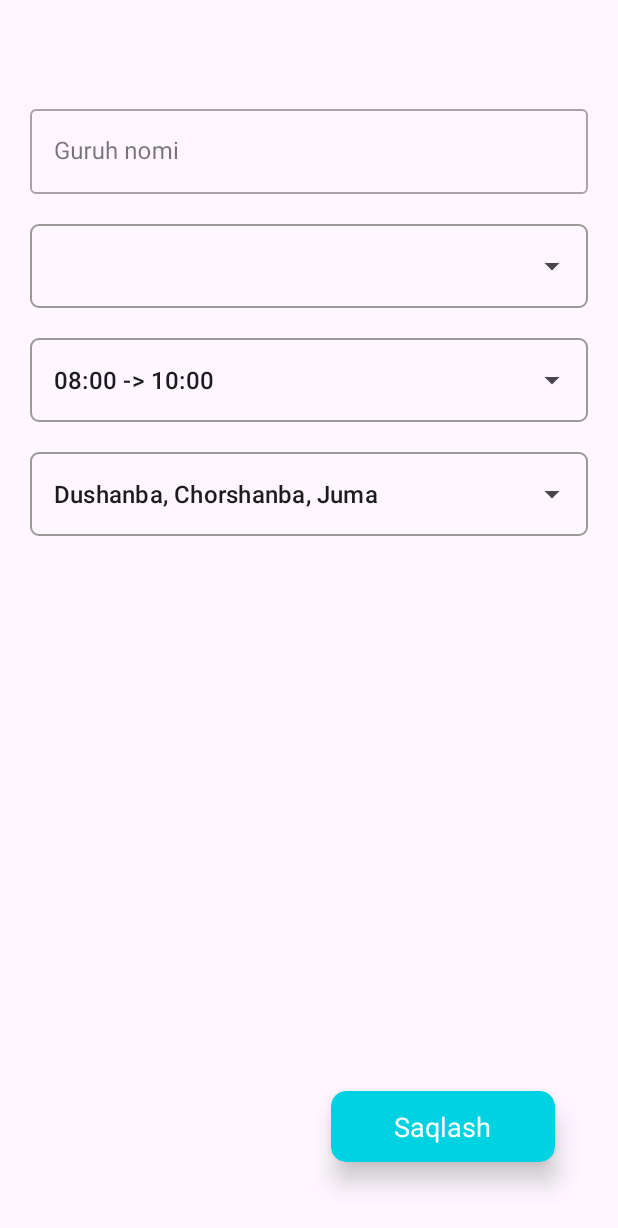
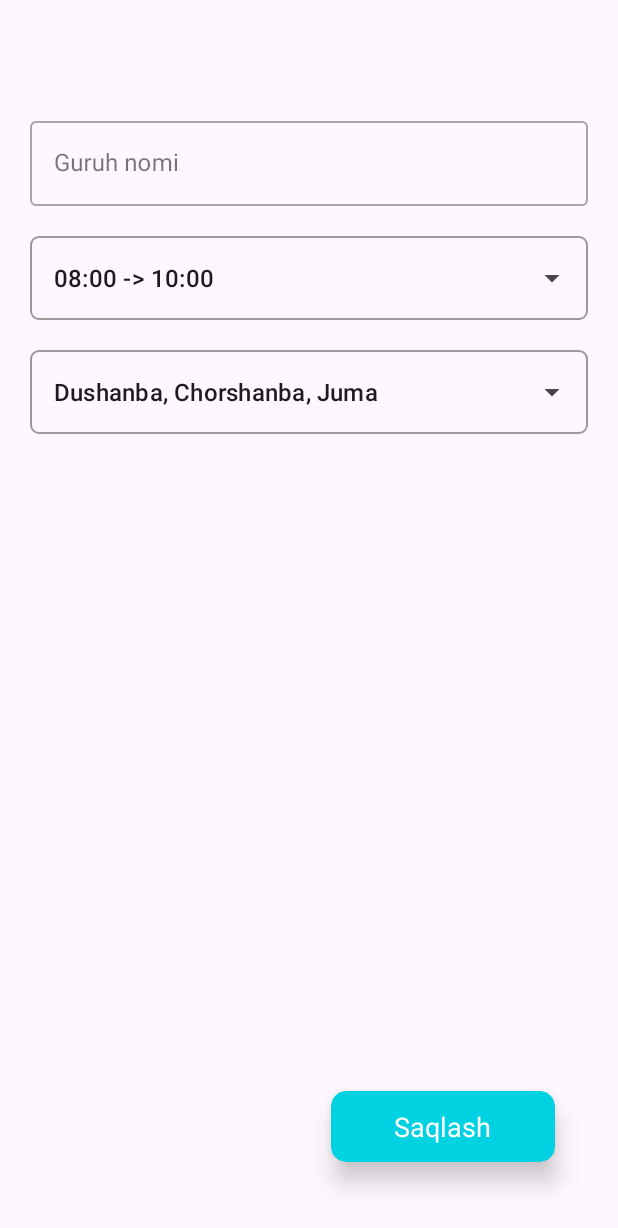
Before and after one commit to dostonbek2000/SiliconAcademy, an Android app: the AddGroupFragment screen opened through its navigation route, on a phone screen of 412 x 824 dp. Shown: the top 1228 px of the screen. Run offline under Robolectric (Android 15) with nearby library versions, the phone set to English and light mode, and no system bars; 1 statement that could not run was skipped.

```diff
--- a/app/src/main/java/com/example/siliconacademy/adapters/ResultRvAdapter.kt
+++ b/app/src/main/java/com/example/siliconacademy/adapters/ResultRvAdapter.kt
@@ -25,7 +25,7 @@ class ResultRvAdapter(private var itemList:ArrayList<Results>,private val onItem
     }
     private fun showPopupMenu(view: View, results: Results, position: Int) {
         val popupMenu = PopupMenu(view.context, view)
-        popupMenu.menuInflater.inflate(R.menu.pop, popupMenu.menu)
+        popupMenu.menuInflater.inflate(R.menu.result, popupMenu.menu)
 
         popupMenu.setOnMenuItemClickListener { item ->
             when (item.itemId) {
--- a/app/src/main/java/com/example/siliconacademy/fragments/AddGroupFragment.kt
+++ b/app/src/main/java/com/example/siliconacademy/fragments/AddGroupFragment.kt
@@ -52,31 +52,25 @@ class AddGroupFragment : Fragment() {
             )
 
         val daysList = arrayOf("Dushanba, Chorshanba, Juma", "Seshanba, Payshanba, Shanba")
-
-        binding.teacherName.adapter =
-            ArrayAdapter(requireContext(), android.R.layout.simple_list_item_1, teacherList)
-        binding.times.adapter =
-            ArrayAdapter(requireContext(), android.R.layout.simple_list_item_1, timesList)
         binding.days.adapter =
             ArrayAdapter(requireContext(), android.R.layout.simple_list_item_1, daysList)
 
+        binding.times.adapter =
+            ArrayAdapter(requireContext(), android.R.layout.simple_list_item_1, timesList)
+
         binding.save.setOnClickListener {
             val groupTitle: String = binding.groupTitle.text.toString()
-            val groupTeacherName: String =
-                codialDatabase.getAllTeachersList()[binding.teacherName.selectedItemPosition].name!!
-            val groupTime: String = timesList[binding.times.selectedItemPosition]
+             val groupTime: String = timesList[binding.times.selectedItemPosition]
             val groupDay: String = daysList[binding.days.selectedItemPosition]
-            val groupTeacherId: Teacher =
-                codialDatabase.getAllTeachersList()[binding.teacherName.selectedItemPosition]
 
             codialDatabase.addGroup(
                 Group(
                     1,
                     groupTitle,
-                    groupTeacherName,
+
                     groupTime,
                     groupDay,
-                    groupTeacherId,
+
                     course
                 )
             )
--- a/app/src/main/java/com/example/siliconacademy/interfaces/DatabaseService.kt
+++ b/app/src/main/java/com/example/siliconacademy/interfaces/DatabaseService.kt
@@ -31,7 +31,10 @@ interface DatabaseService {
     fun deleteStudent(student: Student)
     fun getStudentById(student: Student)
     fun getStudentByGroupId(group: Group)
+
     fun addResult(result: Results)
     fun getAllResultsList():ArrayList<Results>
+    fun editResult(results: Results):Int
+    fun deleteResult(results: Results)
 
 }
--- a/app/src/main/java/com/example/siliconacademy/utils/Content.kt
+++ b/app/src/main/java/com/example/siliconacademy/utils/Content.kt
@@ -5,7 +5,7 @@ import com.example.siliconacademy.models.Payment
 object Content {
 
     const val DB_NAME: String = "codial.db"
-    const val DB_VERSION: Int = 9
+    const val DB_VERSION: Int = 10
 
     const val COURSE_TABLE: String = "courses"
     const val COURSE_ID: String = "id"
--- a/app/src/main/res/layout/course_add.xml
+++ b/app/src/main/res/layout/course_add.xml
@@ -21,7 +21,7 @@
             android:id="@+id/courseTitle"
             android:layout_width="match_parent"
             android:layout_height="wrap_content"
-            android:hint="Kurs nomi" />
+            android:hint="Ism-familya" />
 
     </com.google.android.material.textfield.TextInputLayout>
 
@@ -39,7 +39,7 @@
             android:id="@+id/courseDesc"
             android:layout_width="match_parent"
             android:layout_height="wrap_content"
-            android:hint="Kurs haqida" />
+            android:hint="Otasini Ismi" />
 
     </com.google.android.material.textfield.TextInputLayout>
 
--- a/app/src/main/res/layout/fragment_add_group.xml
+++ b/app/src/main/res/layout/fragment_add_group.xml
@@ -13,7 +13,7 @@
         android:layout_width="match_parent"
         android:layout_height="wrap_content"
         android:layout_marginBottom="20dp"
-        app:layout_constraintBottom_toTopOf="@id/teacherNameLayout"
+        app:layout_constraintBottom_toTopOf="@id/timesLayout"
         app:layout_constraintLeft_toLeftOf="parent"
         app:layout_constraintRight_toRightOf="parent"
         app:layout_constraintTop_toTopOf="parent"
@@ -28,23 +28,6 @@
 
     </com.google.android.material.textfield.TextInputLayout>
 
-    <LinearLayout
-        android:id="@+id/teacherNameLayout"
-        android:layout_width="match_parent"
-        android:layout_height="wrap_content"
-        android:layout_marginBottom="20dp"
-        android:background="@drawable/back"
-        app:layout_constraintBottom_toTopOf="@id/timesLayout"
-        app:layout_constraintLeft_toLeftOf="parent"
-        app:layout_constraintRight_toRightOf="parent"
-        app:layout_constraintTop_toBottomOf="@id/groupTitleLayout">
-
-        <Spinner
-            android:id="@+id/teacherName"
-            android:layout_width="match_parent"
-            android:layout_height="56dp" />
-
-    </LinearLayout>
 
     <LinearLayout
         android:id="@+id/timesLayout"
@@ -55,7 +38,7 @@
         app:layout_constraintBottom_toTopOf="@id/daysLayout"
         app:layout_constraintLeft_toLeftOf="parent"
         app:layout_constraintRight_toRightOf="parent"
-        app:layout_constraintTop_toBottomOf="@id/teacherNameLayout">
+        app:layout_constraintTop_toBottomOf="@id/groupTitleLayout">
 
         <Spinner
             android:id="@+id/times"
--- a/app/src/main/res/layout/fragment_courses.xml
+++ b/app/src/main/res/layout/fragment_courses.xml
@@ -14,7 +14,7 @@
         app:layout_constraintLeft_toLeftOf="parent"
         app:layout_constraintRight_toRightOf="parent"
         app:layout_constraintTop_toTopOf="parent"
-        app:title="Barcha kurslar ro'yxati"
+        app:title="O'qituvchilar ro'yxati"
         app:titleTextColor="@color/white" />
 
     <androidx.recyclerview.widget.RecyclerView
--- a/app/src/main/res/navigation/main_nav.xml
+++ b/app/src/main/res/navigation/main_nav.xml
@@ -70,4 +70,9 @@
         android:name="com.example.siliconacademy.fragments.ResultHomeFragment"
         android:label="fragment_result_home"
         tools:layout="@layout/fragment_result_home" />
+    <fragment
+        android:id="@+id/resultInfoFragment"
+        android:name="com.example.siliconacademy.fragments.ResultInfoFragment"
+        android:label="fragment_result_info"
+        tools:layout="@layout/fragment_result_info" />
 </navigation>
```
Also changed, not shown: app/src/main/java/com/example/siliconacademy/db/CodialDatabase.kt (+50 -58 lines), app/src/main/java/com/example/siliconacademy/fragments/GroupsFragment.kt (+8 -10 lines), app/src/main/java/com/example/siliconacademy/fragments/ResultFragment.kt (+89 -3 lines), app/src/main/java/com/example/siliconacademy/fragments/StudentsFragment.kt (+5 -6 lines), app/src/main/java/com/example/siliconacademy/models/Group.kt (+8 -8 lines), app/src/main/java/com/example/siliconacademy/models/Results.kt (+8 -7 lines), app/src/main/res/layout/edit_teacher.xml (+4 -4 lines), app/src/main/res/layout/fragment_home.xml (+4 -4 lines).
